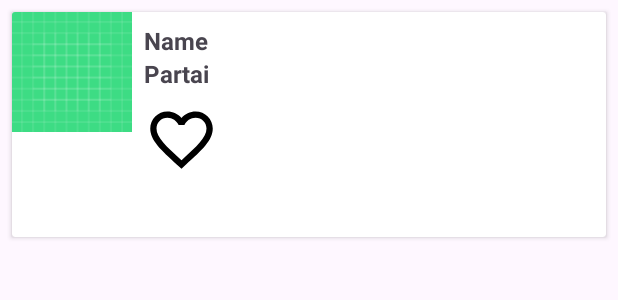
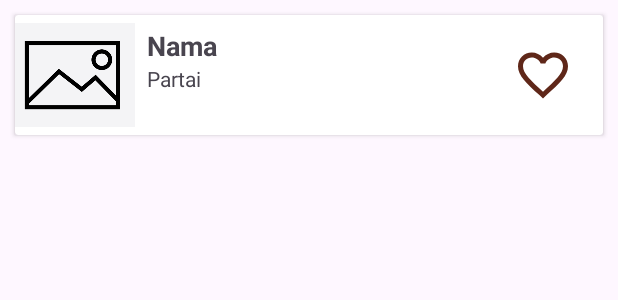
Before and after one commit to Modaffriza/TugasUASMobile, an Android app: the layout item_dpr.xml on its own in the app's theme, with its tools: preview values and no code run, on a phone screen of 412 x 824 dp. Shown: the top 300 px of the screen. Run offline under Robolectric (Android 15) with nearby library versions, the phone set to English and light mode, and no system bars.

Commit message:
Alhamdulilah Selesaiii

```diff
--- a/app/src/main/java/com/example/tugasuasmobile/DprAdapter.kt
+++ b/app/src/main/java/com/example/tugasuasmobile/DprAdapter.kt
@@ -51,7 +51,7 @@ class DprAdapter(var dprs:List<Dpr>) : RecyclerView.Adapter<DprAdapter.DprViewHo
                     .load(dpr.fotoUrl)
                     .into(imgPhoto)
                 btnFavorite.setOnClickListener {
-                    Toast.makeText(binding.root.context, "kepencet", Toast.LENGTH_SHORT).show()
+                    Toast.makeText(binding.root.context, "Berhasil melakukan perubahan", Toast.LENGTH_SHORT).show()
                     favoriting(dpr) }
             }
             refresh(dpr._id)
--- a/app/src/main/java/com/example/tugasuasmobile/MainActivity.kt
+++ b/app/src/main/java/com/example/tugasuasmobile/MainActivity.kt
@@ -64,12 +64,12 @@ class MainActivity : AppCompatActivity() {
             override fun onResponse(p0: Call<List<Dpr>>, p1: Response<List<Dpr>>) {
                 prefManager.saveData(p1.body()!!)
                 println(p1.body()!!.toString())
-                Toast.makeText(binding.root.context, p1.body()!!.toString(), Toast.LENGTH_SHORT).show()
+//                Toast.makeText(binding.root.context, p1.body()!!.toString(), Toast.LENGTH_SHORT).show()
 
             }
 
             override fun onFailure(p0: Call<List<Dpr>>, p1: Throwable) {
-                Toast.makeText(binding.root.context, "Fetch Cupu", Toast.LENGTH_SHORT).show()
+//                Toast.makeText(binding.root.context, "Fetch Cupu", Toast.LENGTH_SHORT).show()
             }
 
         })
--- a/app/src/main/res/color/selector_nav_icon.xml
+++ b/app/src/main/res/color/selector_nav_icon.xml
@@ -1,5 +1,5 @@
 <?xml version="1.0" encoding="utf-8"?>
 <selector xmlns:android="http://schemas.android.com/apk/res/android">
-    <item android:color="@color/primary" android:state_checked="true" />
+    <item android:color="@color/topcolor" android:state_checked="true" />
     <item android:color="@color/gray" android:state_checked="false" />
 </selector>
--- a/app/src/main/res/color/selector_nav_text.xml
+++ b/app/src/main/res/color/selector_nav_text.xml
@@ -1,5 +1,5 @@
 <?xml version="1.0" encoding="utf-8"?>
 <selector xmlns:android="http://schemas.android.com/apk/res/android">
-    <item android:color="@color/primary_dark" android:state_checked="true" />
+    <item android:color="@color/topcolor" android:state_checked="true" />
     <item android:color="@color/gray_dark" android:state_checked="false" />
 </selector>
--- a/app/src/main/res/drawable/edit_text_background.xml
+++ b/app/src/main/res/drawable/edit_text_background.xml
@@ -2,5 +2,5 @@
 <shape xmlns:android="http://schemas.android.com/apk/res/android">
     <solid android:color="#FFFFFF" />
     <stroke android:width="1dp" android:color="#DDDDDD" />
-    <corners android:radius="8dp" />
+    <corners android:radius="10dp" />
 </shape>
--- a/app/src/main/res/drawable/ic_favorite.xml
+++ b/app/src/main/res/drawable/ic_favorite.xml
@@ -1,4 +1,4 @@
-<vector xmlns:android="http://schemas.android.com/apk/res/android" android:height="24dp" android:tint="#000000" android:viewportHeight="24" android:viewportWidth="24" android:width="24dp">
+<vector xmlns:android="http://schemas.android.com/apk/res/android" android:height="24dp" android:tint="#5F2719" android:viewportHeight="24" android:viewportWidth="24" android:width="24dp">
 
     <path android:fillColor="@android:color/white" android:pathData="M12,21.35l-1.45,-1.32C5.4,15.36 2,12.28 2,8.5 2,5.42 4.42,3 7.5,3c1.74,0 3.41,0.81 4.5,2.09C13.09,3.81 14.76,3 16.5,3 19.58,3 22,5.42 22,8.5c0,3.78 -3.4,6.86 -8.55,11.54L12,21.35z"/>
 
--- a/app/src/main/res/drawable/ic_unfavorited.xml
+++ b/app/src/main/res/drawable/ic_unfavorited.xml
@@ -1,4 +1,4 @@
-<vector xmlns:android="http://schemas.android.com/apk/res/android" android:height="24dp" android:tint="#000000" android:viewportHeight="24" android:viewportWidth="24" android:width="24dp">
+<vector xmlns:android="http://schemas.android.com/apk/res/android" android:height="24dp" android:tint="#5F2719" android:viewportHeight="24" android:viewportWidth="24" android:width="24dp">
 
     <path android:fillColor="@android:color/white" android:pathData="M16.5,3c-1.74,0 -3.41,0.81 -4.5,2.09C10.91,3.81 9.24,3 7.5,3 4.42,3 2,5.42 2,8.5c0,3.78 3.4,6.86 8.55,11.54L12,21.35l1.45,-1.32C18.6,15.36 22,12.28 22,8.5 22,5.42 19.58,3 16.5,3zM12.1,18.55l-0.1,0.1 -0.1,-0.1C7.14,14.24 4,11.39 4,8.5 4,6.5 5.5,5 7.5,5c1.54,0 3.04,0.99 3.57,2.36h1.87C13.46,5.99 14.96,5 16.5,5c2,0 3.5,1.5 3.5,3.5 0,2.89 -3.14,5.74 -7.9,10.05z"/>
 
--- a/app/src/main/res/layout/item_dpr.xml
+++ b/app/src/main/res/layout/item_dpr.xml
@@ -2,25 +2,29 @@
 <androidx.cardview.widget.CardView xmlns:android="http://schemas.android.com/apk/res/android"
     android:layout_width="match_parent"
     android:layout_height="wrap_content"
-    android:layout_margin="8dp"
-    android:padding="8dp">
+    android:layout_margin="10dp"
+    android:padding="10dp">
 
     <LinearLayout
         android:layout_width="match_parent"
-        android:layout_height="150dp"
-        android:orientation="horizontal">
+        android:layout_height="80dp"
+        android:orientation="horizontal"
+        android:layout_gravity="center_vertical">
 
         <ImageView
             android:id="@+id/imgPhoto"
             android:layout_width="80dp"
             android:layout_height="80dp"
             android:scaleType="centerCrop"
-            android:src="@drawable/ic_launcher_background" />
+            android:padding="5dp"
+
+            android:src="@drawable/placeholder_image" />
 
         <LinearLayout
             android:layout_width="0dp"
             android:layout_height="match_parent"
             android:layout_weight="1"
+            android:layout_gravity="center_vertical"
             android:orientation="vertical"
             android:padding="8dp">
 
@@ -28,26 +32,30 @@
                 android:id="@+id/txtName"
                 android:layout_width="wrap_content"
                 android:layout_height="wrap_content"
-                android:text="Name"
-                android:textSize="16sp"
+                android:text="Nama"
+                android:textSize="18sp"
                 android:textStyle="bold" />
             <TextView
                 android:id="@+id/txtPartai"
                 android:layout_width="wrap_content"
                 android:layout_height="wrap_content"
                 android:text="Partai"
-                android:textSize="16sp"
-                android:textStyle="bold" />
+                android:textSize="14sp" />
 
 
-            <ImageView
-                android:id="@+id/btnFavorite"
-                android:layout_width="50dp"
-                android:layout_height="50dp"
-                android:src="@drawable/ic_unfavorited"
-                android:text="Favorite"
-                android:layout_marginTop="8dp"/>
+
+
 
         </LinearLayout>
+        <ImageView
+            android:id="@+id/btnFavorite"
+            android:layout_width="40dp"
+            android:layout_height="40dp"
+            android:src="@drawable/ic_unfavorited"
+            android:text="Favorite"
+            android:layout_gravity="center_vertical"
+            android:layout_marginEnd="20dp">
+
+        </ImageView>
     </LinearLayout>
 </androidx.cardview.widget.CardView>
--- a/app/src/main/res/menu/bottom_navigation_menu.xml
+++ b/app/src/main/res/menu/bottom_navigation_menu.xml
@@ -7,7 +7,7 @@
     <item
         android:id="@+id/favoriteFragment"
         android:icon="@drawable/ic_favorite"
-        android:title="Favorite" />
+        android:title="Pilihan" />
     <item
         android:id="@+id/nav_logout"
         android:icon="@drawable/ic_logout"
--- a/app/src/main/res/values/colors.xml
+++ b/app/src/main/res/values/colors.xml
@@ -20,4 +20,7 @@
     <color name="background_dark">#F5F5F5</color>
     <color name="background_light">#F5F5F5</color>
 
+
+    <color name="topcolor">#5F2719</color>
+
 </resources>
```
Also changed, not shown: app/src/main/res/layout/activity_login.xml (+4 -3 lines), app/src/main/res/layout/activity_main.xml (+20 -4 lines), app/src/main/res/values/styles.xml (added, +8 -0 lines).
